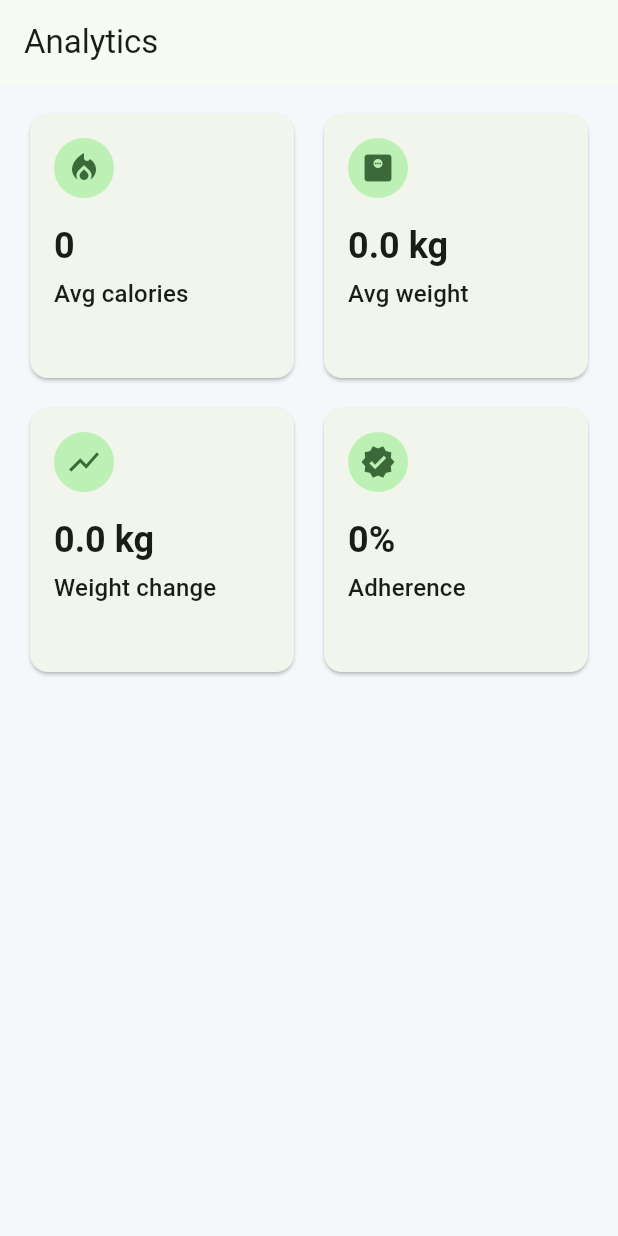
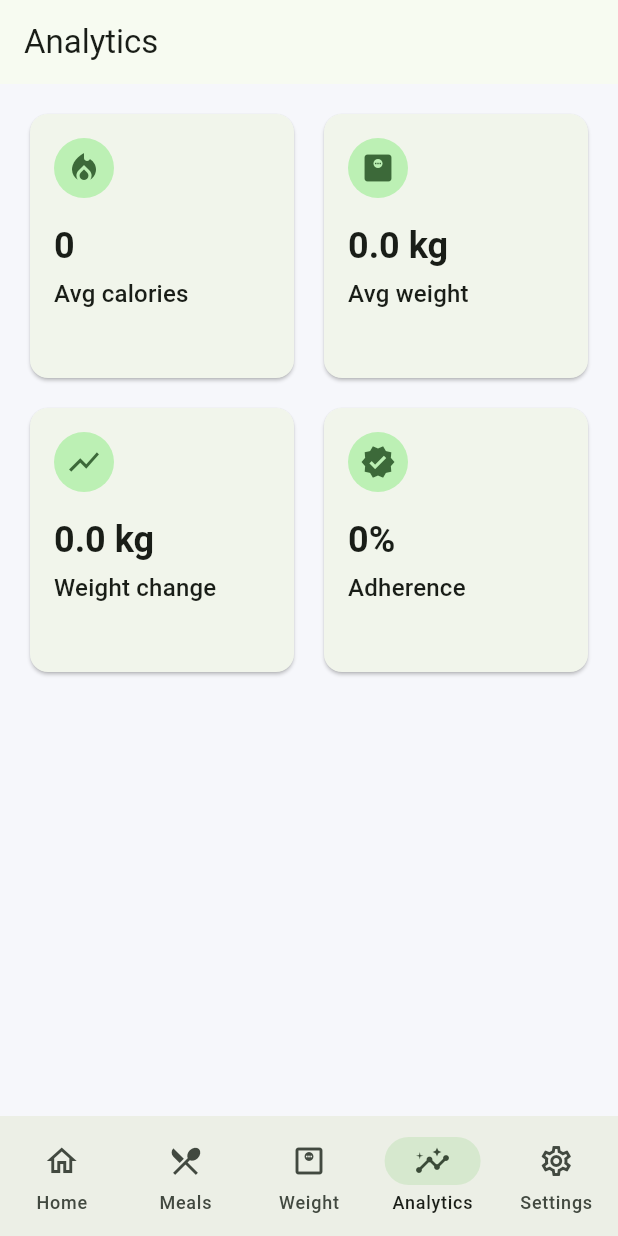
Before and after one commit to Druid45ra/Aplicatie_calorii, a Flutter app: the AnalyticsPage screen opened by its route, on a phone screen of 412 x 824 dp. Run offline on Flutter 3.47's test engine with Material 3 defaults, Android fonts, the phone set to English and light mode, and no system bars; our stand-ins replace equatable, flutter_riverpod, get_it, go_router, hive, hive_flutter; accounts and stored records are empty.

Commit message:
Implement settings and app navigation shell

```diff
--- a/lib/src/features/analytics/presentation/pages/analytics_page.dart
+++ b/lib/src/features/analytics/presentation/pages/analytics_page.dart
@@ -2,6 +2,7 @@ import 'package:flutter/material.dart';
 import 'package:flutter_riverpod/flutter_riverpod.dart';
 
 import '../../../../core/widgets/metric_card.dart';
+import '../../../dashboard/presentation/widgets/navigation_shell.dart';
 import '../controllers/analytics_controller.dart';
 
 class AnalyticsPage extends ConsumerWidget {
@@ -11,10 +12,10 @@ class AnalyticsPage extends ConsumerWidget {
   Widget build(BuildContext context, WidgetRef ref) {
     final snapshot = ref.watch(analyticsControllerProvider);
 
-    return Scaffold(
-      appBar: AppBar(
-        title: const Text('Analytics'),
-      ),
+    return NavigationShell(
+      index: 3,
+      child: Scaffold(
+        appBar: AppBar(title: const Text('Analytics')),
         body: Padding(
           padding: const EdgeInsets.all(16),
           child: snapshot.when(
@@ -48,12 +49,9 @@ class AnalyticsPage extends ConsumerWidget {
               );
             },
             error: (error, stackTrace) {
-            return Center(
-              child: Text(error.toString()),
-            );
+              return Center(child: Text(error.toString()));
             },
-          loading: () => const Center(
-            child: CircularProgressIndicator(),
+            loading: () => const Center(child: CircularProgressIndicator()),
           ),
         ),
       ),
--- a/lib/src/features/dashboard/presentation/pages/dashboard_page.dart
+++ b/lib/src/features/dashboard/presentation/pages/dashboard_page.dart
@@ -4,6 +4,7 @@ import 'package:flutter_riverpod/flutter_riverpod.dart';
 import '../../../../core/utils/date_utils.dart';
 import '../../../../core/widgets/metric_card.dart';
 import '../controllers/dashboard_controller.dart';
+import '../widgets/navigation_shell.dart';
 
 class DashboardPage extends ConsumerWidget {
   const DashboardPage({super.key});
@@ -13,7 +14,9 @@ class DashboardPage extends ConsumerWidget {
     final selectedDate = ref.watch(dashboardSelectedDateProvider);
     final summary = ref.watch(dashboardControllerProvider(selectedDate));
 
-    return Scaffold(
+    return NavigationShell(
+      index: 0,
+      child: Scaffold(
         appBar: AppBar(title: const Text('Dashboard')),
         body: Padding(
           padding: const EdgeInsets.all(16),
@@ -112,6 +115,7 @@ class DashboardPage extends ConsumerWidget {
             loading: () => const Center(child: CircularProgressIndicator()),
           ),
         ),
+      ),
     );
   }
 
--- /dev/null
+++ b/lib/src/features/dashboard/presentation/widgets/navigation_shell.dart
@@ -0,0 +1,61 @@
+import 'package:flutter/material.dart';
+import 'package:go_router/go_router.dart';
+
+class NavigationShell extends StatelessWidget {
+  const NavigationShell({
+    required this.child,
+    required this.index,
+    super.key,
+  });
+
+  final Widget child;
+  final int index;
+
+  static const _tabs = [
+    '/dashboard',
+    '/tracking',
+    '/weight',
+    '/analytics',
+    '/settings',
+  ];
+
+  @override
+  Widget build(BuildContext context) {
+    return Scaffold(
+      body: child,
+      bottomNavigationBar: NavigationBar(
+        selectedIndex: index,
+        onDestinationSelected: (value) {
+          context.go(_tabs[value]);
+        },
+        destinations: const [
+          NavigationDestination(
+            icon: Icon(Icons.home_outlined),
+            selectedIcon: Icon(Icons.home),
+            label: 'Home',
+          ),
+          NavigationDestination(
+            icon: Icon(Icons.restaurant_menu_outlined),
+            selectedIcon: Icon(Icons.restaurant_menu),
+            label: 'Meals',
+          ),
+          NavigationDestination(
+            icon: Icon(Icons.monitor_weight_outlined),
+            selectedIcon: Icon(Icons.monitor_weight),
+            label: 'Weight',
+          ),
+          NavigationDestination(
+            icon: Icon(Icons.insights_outlined),
+            selectedIcon: Icon(Icons.insights),
+            label: 'Analytics',
+          ),
+          NavigationDestination(
+            icon: Icon(Icons.settings_outlined),
+            selectedIcon: Icon(Icons.settings),
+            label: 'Settings',
+          ),
+        ],
+      ),
+    );
+  }
+}
```
Also changed, not shown: lib/src/features/settings/presentation/pages/settings_page.dart (+61 -5 lines), lib/src/features/tracking/presentation/pages/tracking_page.dart (+11 -3 lines), lib/src/features/weight/presentation/pages/weight_page.dart (+9 -15 lines). Lines whose indentation alone changed are shown as unchanged.
